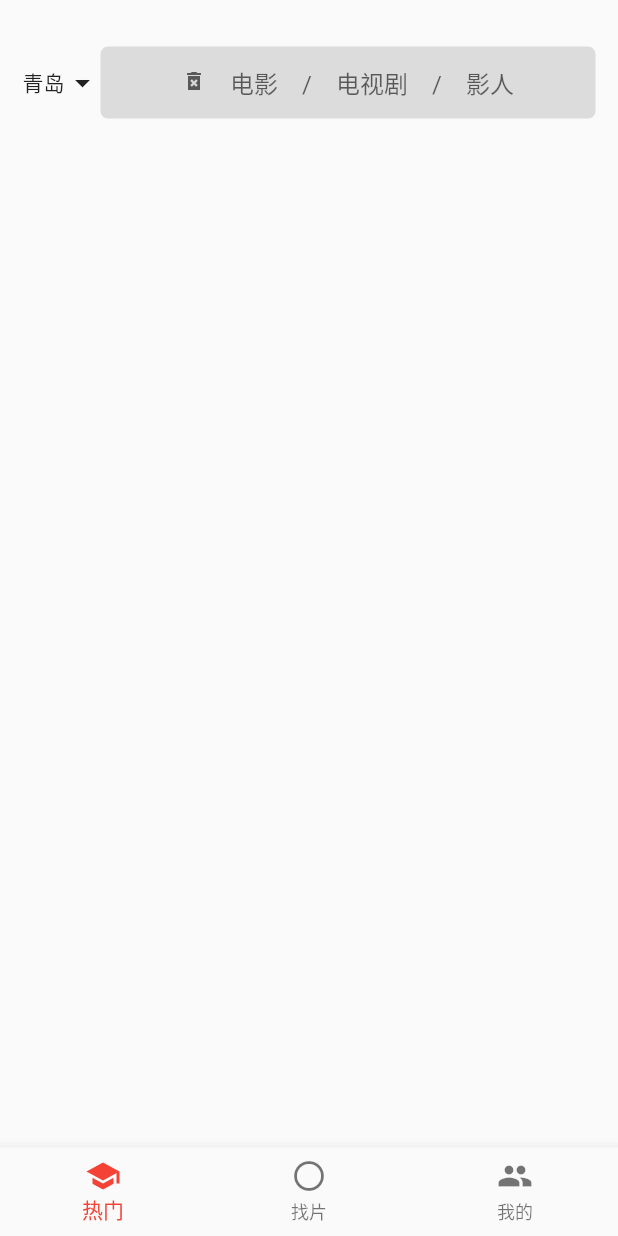
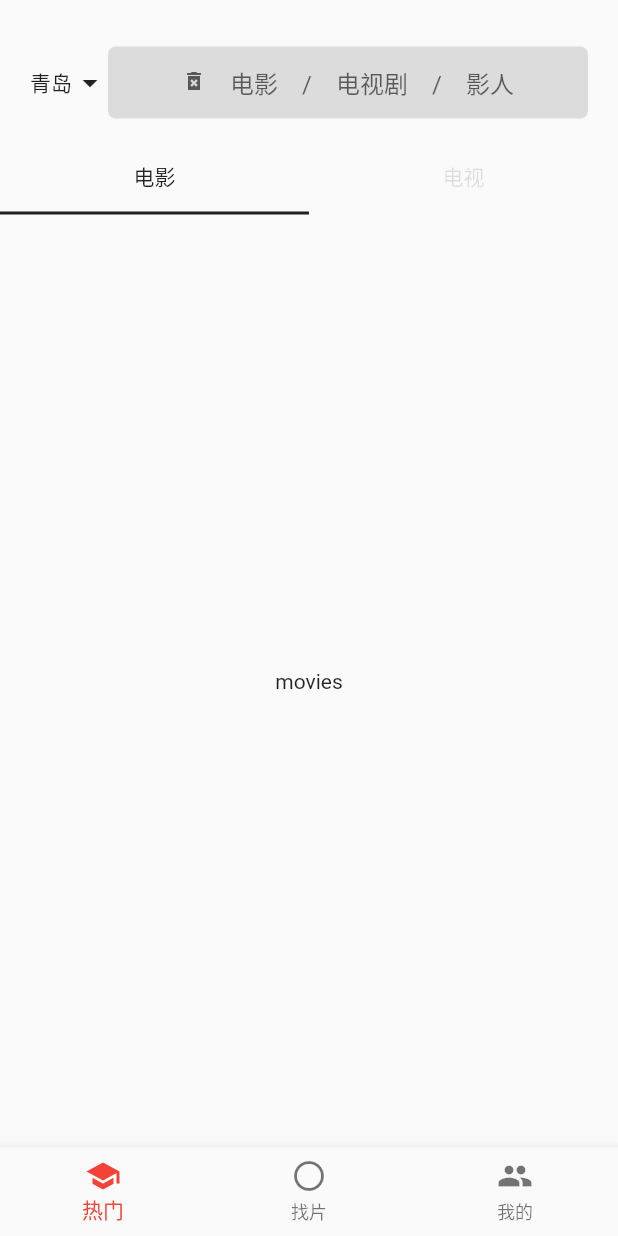
Before and after one commit to longweitao/flutter_douban_master_go, a Flutter app: the screen it shows after launch, on a phone screen of 412 x 824 dp. Run offline on Flutter 3.47's test engine with Material 2 defaults, Android fonts, the phone set to English and light mode, and no system bars.

Commit message:
Initial commit

```diff
--- a/lib/HotWidget.dart
+++ b/lib/HotWidget.dart
@@ -14,7 +14,7 @@ class HotWidgetState extends State<HotWidget> {
       children: <Widget>[
         Container(
           height: 80,
-          margin: EdgeInsets.all(15),
+          margin: EdgeInsets.only(top: 15,left: 20,right: 20),
           child: Row(
             children: <Widget>[
               Text('青岛'),
@@ -42,8 +42,31 @@ class HotWidgetState extends State<HotWidget> {
             ],
           ),
         ),
+        Expanded(
+          flex: 1,
+          child: DefaultTabController(
+            length: 2,
+            child: Column(
+              children: <Widget>[
+                Container(
+                  child: TabBar(
+                    unselectedLabelColor: Colors.black12,
+                    labelColor: Colors.black87,
+                    indicatorColor: Colors.black87,
+                    tabs: <Widget>[Tab(text:'电影'),Tab(text: '电视')],
+                  ),
+                ),
+                Expanded(
+                    child: TabBarView(children: <Widget>[
+                      Center(child: Text('movies')),
+                          Center(child: Text('tv'))
+                    ],),
+                )
+              ],
+            ),
+          ),
+        )
       ],
     );
-
   }
 }
```
Also changed, not shown: pubspec.lock.
